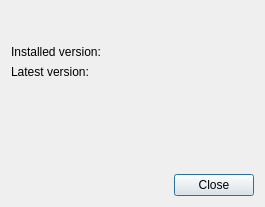
Before: the Qt Designer form dialogs/UpdateCheckerDialog.ui in veaceslav/qpass-qt5, drawn with Qt 5.
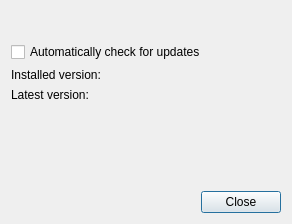
After: the same form once the commit is applied.

Commit message: Added option to periodically check for updates

The edit to the form file:
```diff
--- a/dialogs/UpdateCheckerDialog.ui
+++ b/dialogs/UpdateCheckerDialog.ui
@@ -6,8 +6,8 @@
    <rect>
     <x>0</x>
     <y>0</y>
-    <width>265</width>
-    <height>207</height>
+    <width>292</width>
+    <height>224</height>
    </rect>
   </property>
   <property name="windowTitle">
@@ -16,35 +16,35 @@
   <layout class="QVBoxLayout" name="verticalLayout">
    <item>
     <layout class="QGridLayout" name="gridLayout">
-     <item row="1" column="1">
+     <item row="2" column="1">
       <widget class="QLabel" name="label">
        <property name="text">
         <string>Installed version:</string>
        </property>
       </widget>
      </item>
-     <item row="2" column="1">
+     <item row="3" column="1">
       <widget class="QLabel" name="label_2">
        <property name="text">
         <string>Latest version:</string>
        </property>
       </widget>
      </item>
-     <item row="1" column="2">
-      <widget class="QLabel" name="installedVersionLabel">
-       <property name="text">
-        <string/>
-       </property>
-      </widget>
-     </item>
      <item row="2" column="2">
+      <widget class="QLabel" name="installedVersionLabel">
+       <property name="text">
+        <string/>
+       </property>
+      </widget>
+     </item>
+     <item row="3" column="2">
       <widget class="QLabel" name="latestVersionLabel">
        <property name="text">
         <string/>
        </property>
       </widget>
      </item>
-     <item row="5" column="1" colspan="2">
+     <item row="6" column="1" colspan="2">
       <spacer name="verticalSpacer">
        <property name="orientation">
         <enum>Qt::Vertical</enum>
@@ -70,7 +70,7 @@
        </property>
       </spacer>
      </item>
-     <item row="4" column="1" colspan="2">
+     <item row="5" column="1" colspan="2">
       <widget class="QLabel" name="infoLabel">
        <property name="font">
         <font>
@@ -89,7 +89,7 @@
        </property>
       </widget>
      </item>
-     <item row="3" column="1" colspan="2">
+     <item row="4" column="1" colspan="2">
       <spacer name="verticalSpacer_3">
        <property name="orientation">
         <enum>Qt::Vertical</enum>
@@ -102,6 +102,13 @@
        </property>
       </spacer>
      </item>
+     <item row="1" column="1" colspan="2">
+      <widget class="QCheckBox" name="automaticCheckingBox">
+       <property name="text">
+        <string>Automatically check for updates</string>
+       </property>
+      </widget>
+     </item>
     </layout>
    </item>
    <item>
```
The commit also changes 6 other files.
